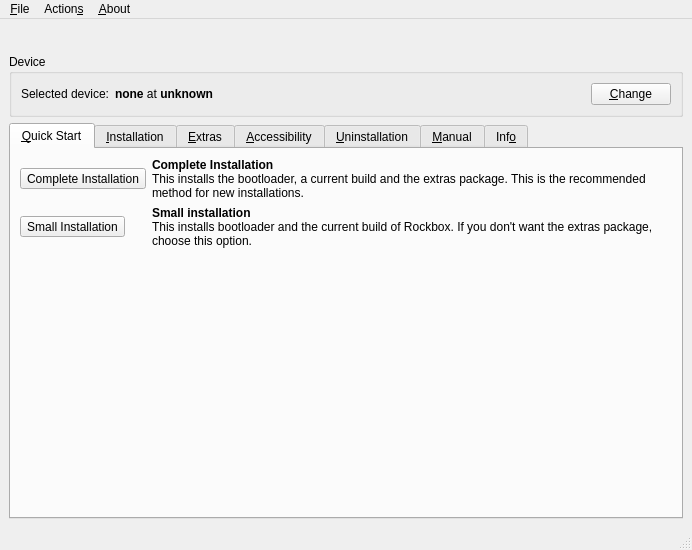
Rockbox-Chinese-Community/Rockbox-RCC, file rbutil/rbutilqt/rbutilqtfrm.ui: the form before one commit.
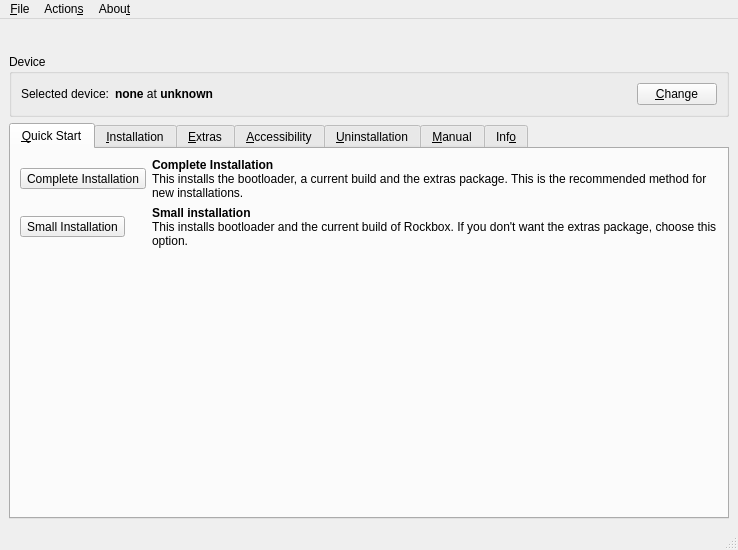
The form after the commit. Icons and pictures are not drawn.

Commit message: Add some accelerator keys to the Actions menu.

The edit to the form file:
```diff
--- a/rbutil/rbutilqt/rbutilqtfrm.ui
+++ b/rbutil/rbutilqt/rbutilqtfrm.ui
@@ -5,7 +5,7 @@
    <rect>
     <x>0</x>
     <y>0</y>
-    <width>662</width>
+    <width>738</width>
     <height>550</height>
    </rect>
   </property>
@@ -828,8 +828,8 @@
     <rect>
      <x>0</x>
      <y>0</y>
-     <width>662</width>
-     <height>21</height>
+     <width>738</width>
+     <height>29</height>
     </rect>
    </property>
    <widget class="QMenu" name="menu_File" >
@@ -843,7 +843,7 @@
    </widget>
    <widget class="QMenu" name="menuAbout" >
     <property name="title" >
-     <string>&amp;About</string>
+     <string>Abou&amp;t</string>
     </property>
     <addaction name="action_About" />
     <addaction name="actionAbout_Qt" />
```
Left out of the diff: 37 changed lines with no effect on the pictures.
